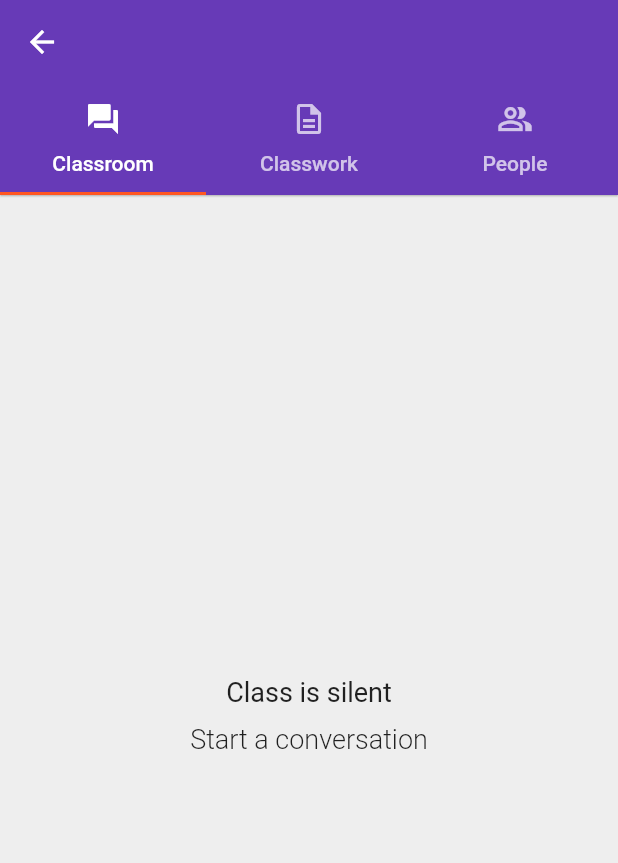
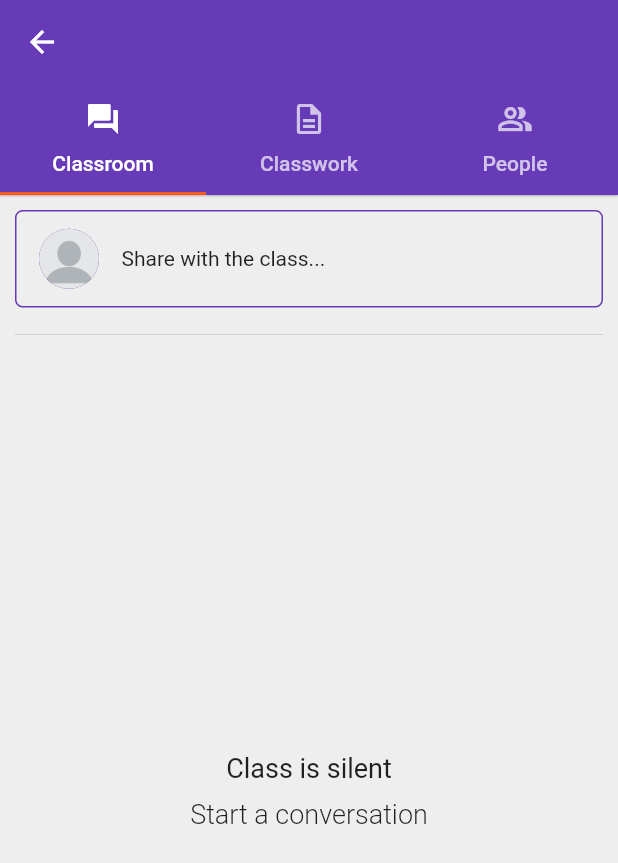
Before and after one commit to JamiuJimoh/jcm, a Flutter app: the CoursePage screen opened directly with empty values, on a phone screen of 412 x 824 dp. Shown: the top 863 px of the screen. Run offline on Flutter 3.47's test engine with Material 2 defaults, Android fonts, the light colour scheme and no system bars; our stand-ins replace cloud_firestore, firebase_auth, firebase_core, firebase_storage, google_sign_in, image_picker and 1 more; accounts and stored records are empty.

Commit message:
fix classroom screen bug

```diff
--- a/lib/app/home/course_page/classroom_tab/add_comment_page.dart
+++ b/lib/app/home/course_page/classroom_tab/add_comment_page.dart
@@ -1,9 +1,7 @@
-import 'package:cloud_firestore/cloud_firestore.dart';
 import 'package:flutter/material.dart';
 import 'package:jamiu_class_manager/app/home/models/user_classroom.dart';
 import 'package:jamiu_class_manager/app/utils/months.dart';
 import 'package:jamiu_class_manager/common_widgets/custom_text_form_field.dart';
-import 'package:jamiu_class_manager/common_widgets/show_exception_alert_dialog.dart';
 import 'package:jamiu_class_manager/common_widgets/user_circle_avatar.dart';
 
 class AddCommentPage extends StatelessWidget {
--- a/lib/app/home/course_page/classroom_tab/classroom_widget.dart
+++ b/lib/app/home/course_page/classroom_tab/classroom_widget.dart
@@ -41,17 +41,9 @@ class ClassroomWidget extends StatelessWidget {
   Widget build(BuildContext context) {
     initializeDateFormatting('pt_BR', null);
 
-    return StreamBuilder<List<UserClassroom>>(
-        stream: bloc.userClassroomStreamCombiner(courseID),
-        builder: (context, snapshot) {
     return Padding(
-            padding:
-                const EdgeInsets.symmetric(vertical: 10.0, horizontal: 10.0),
-            child: ListItemsBuilder<UserClassroom>(
-              snapshot: snapshot,
-              emptyStateTitle: 'Class is silent',
-              emptyStateMessage: 'Start a conversation',
-              itemBuilder: (_, userClassroom) => Column(
+      padding: const EdgeInsets.symmetric(vertical: 10.0, horizontal: 10.0),
+      child: Column(
         children: [
           ShareWithClassContainer(
             borderColor: Theme.of(context).primaryColor,
@@ -68,10 +60,20 @@ class ClassroomWidget extends StatelessWidget {
                 ),
               ],
             ),
-                    onPressed: () => EditClassroomConvoPage.show(context,
-                        courseID: courseID),
+            onPressed: () =>
+                EditClassroomConvoPage.show(context, courseID: courseID),
           ),
           ..._buildDivider(),
+          StreamBuilder<List<UserClassroom>>(
+              stream: bloc.userClassroomStreamCombiner(courseID),
+              builder: (context, snapshot) {
+                return Expanded(
+                  child: ListItemsBuilder<UserClassroom>(
+                    snapshot: snapshot,
+                    emptyStateTitle: 'Class is silent',
+                    emptyStateMessage: 'Start a conversation',
+                    itemBuilder: (_, userClassroom) => Column(
+                      children: [
                         MessageContainer(
                           context,
                           sender:
@@ -89,7 +91,10 @@ class ClassroomWidget extends StatelessWidget {
                     ),
                   ),
                 );
-        });
+              }),
+        ],
+      ),
+    );
   }
 
   List<Widget> _buildDivider() {
```
Lines whose indentation alone changed are shown as unchanged.
